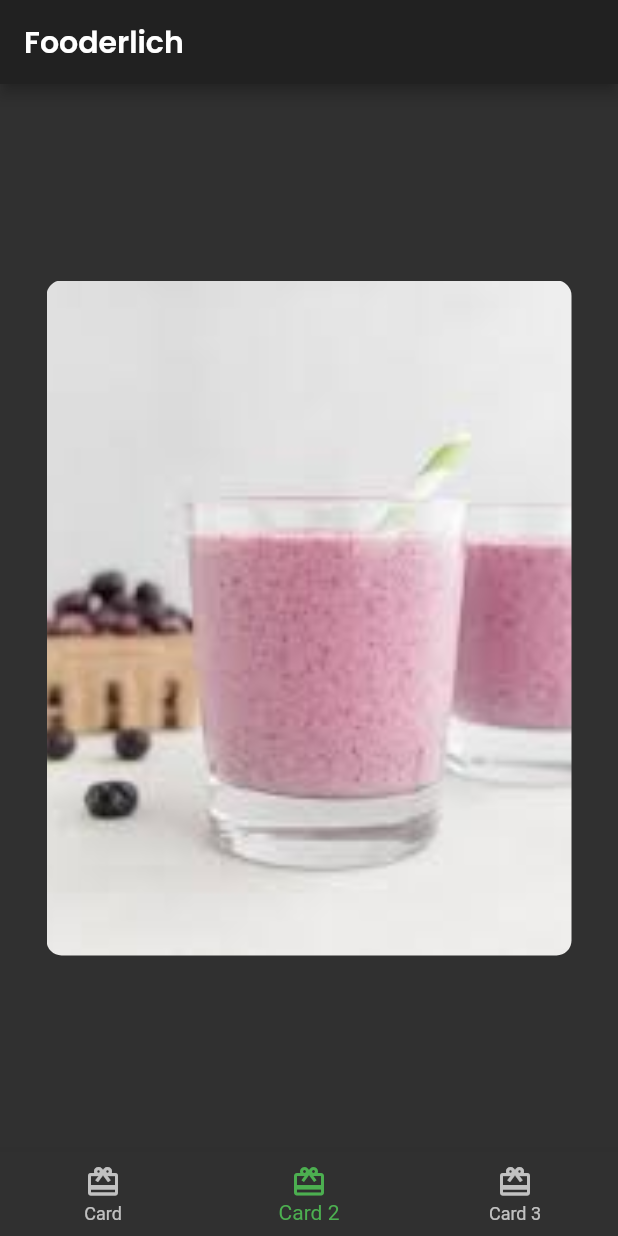
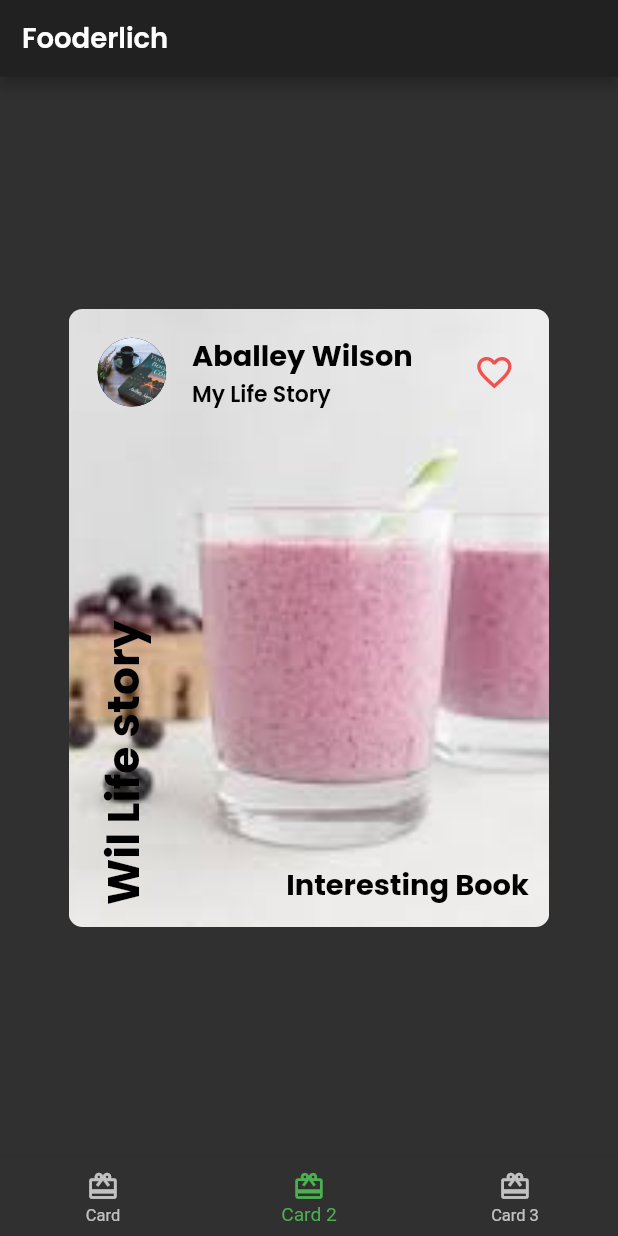
Before and after one commit to Wil-Wena/fooderlich, a Flutter app: the screen it shows after launch, item 2 of the bottom bar chosen, on a phone screen of 412 x 824 dp. Run offline on Flutter 3.47's test engine with Material 2 defaults, Android fonts, the phone set to English and light mode, and no system bars; our stand-ins replace google_fonts, responsive_framework.

Commit message:
Adding a dependency to make it responsive

```diff
--- a/lib/cards/Card2.dart
+++ b/lib/cards/Card2.dart
@@ -1,6 +1,6 @@
 import 'package:flutter/cupertino.dart';
-import 'package:flutter/src/foundation/key.dart';
-import 'package:flutter/src/widgets/framework.dart';
+import 'package:fooderlich/comp/authorcard.dart';
+import 'package:fooderlich/fooderlih_theme.dart';
 
 class card2 extends StatelessWidget {
   const card2({Key? key}) : super(key: key);
@@ -9,11 +9,45 @@ class card2 extends StatelessWidget {
   Widget build(BuildContext context) {
     return Center(
       child: Container(
-        constraints: BoxConstraints.expand(width: 350, height: 450),
+        constraints: const BoxConstraints.expand(width: 350, height: 450),
         decoration: BoxDecoration(
-            image: DecorationImage(
-                image: AssetImage('assests/smoothie.jpg'), fit: BoxFit.cover),
+            image: const DecorationImage(
+                image: const AssetImage('assests/smoothie.jpg'),
+                fit: BoxFit.cover),
             borderRadius: BorderRadius.circular(10)),
+        child: Column(
+          children: [
+            AuthorCard(
+              authorName: 'Aballey Wilson',
+              title: 'My Life Story',
+              imageProvider: AssetImage('assests/bk.jpg'),
+            ),
+            Expanded(
+                child: Stack(
+              children: [
+                Positioned(
+                    bottom: 15,
+                    right: 0,
+                    child: Padding(
+                      padding: const EdgeInsets.only(right: 15),
+                      child: Text(
+                        "Interesting Book",
+                        style: FooderlichTheme.lightTextTheme.headline2,
+                      ),
+                    )),
+                Positioned(
+                    bottom: 16,
+                    left: 16,
+                    child: RotatedBox(
+                        quarterTurns: 3,
+                        child: Text(
+                          'Wil Life story',
+                          style: FooderlichTheme.lightTextTheme.headline1,
+                        )))
+              ],
+            ))
+          ],
+        ),
       ),
     );
   }
--- /dev/null
+++ b/lib/comp/authorcard.dart
@@ -0,0 +1,62 @@
+import 'package:flutter/cupertino.dart';
+import 'package:flutter/material.dart';
+import 'package:flutter/src/foundation/key.dart';
+import 'package:flutter/src/widgets/framework.dart';
+import 'package:fooderlich/comp/circle_avatar.dart';
+import 'package:fooderlich/fooderlih_theme.dart';
+
+class AuthorCard extends StatefulWidget {
+  const AuthorCard(
+      {Key? key,
+      required this.authorName,
+      required this.title,
+      this.imageProvider})
+      : super(key: key);
+
+  final String authorName;
+  final String title;
+  final ImageProvider? imageProvider;
+
+  @override
+  State<AuthorCard> createState() => _AuthorCardState();
+}
+
+bool _isFavorited = false;
+
+class _AuthorCardState extends State<AuthorCard> {
+  @override
+  Widget build(BuildContext context) {
+    return Container(
+      padding: const EdgeInsets.all(16),
+      child: Row(
+        mainAxisAlignment: MainAxisAlignment.spaceBetween,
+        children: [
+          CircleImage(
+            imageProvider: widget.imageProvider,
+            imageRadius: 30,
+          ),
+          Column(
+            crossAxisAlignment: CrossAxisAlignment.start,
+            children: [
+              Text(widget.authorName,
+                  style: FooderlichTheme.lightTextTheme.headline2),
+              Text(widget.title,
+                  style: FooderlichTheme.lightTextTheme.headline3)
+            ],
+          ),
+          const SizedBox(width: 8),
+          IconButton(
+            onPressed: () {
+              setState(() {
+                _isFavorited = !_isFavorited;
+              });
+            },
+            icon: Icon(_isFavorited ? Icons.favorite : Icons.favorite_border),
+            iconSize: 30,
+            color: Colors.red[400],
+          )
+        ],
+      ),
+    );
+  }
+}
--- a/lib/circle_avatar.dart
+++ b/lib/comp/circle_avatar.dart
@@ -1,14 +1,15 @@
 import 'package:flutter/material.dart';
 
 class CircleImage extends StatelessWidget {
-  const CircleImage({Key? key, this.imageProvider}) : super(key: key);
-  final double imageRadius = 20;
+  CircleImage({Key? key, this.imageRadius = 20, this.imageProvider})
+      : super(key: key);
+  double imageRadius;
   final ImageProvider? imageProvider;
 
   @override
   Widget build(BuildContext context) {
     return CircleAvatar(
-      backgroundColor: Colors.white,
+      backgroundColor: Colors.transparent,
       radius: imageRadius,
       child: CircleAvatar(
         radius: imageRadius - 5,
--- a/lib/home.dart
+++ b/lib/home.dart
@@ -5,6 +5,7 @@ import 'package:flutter/src/foundation/key.dart';
 import 'package:flutter/src/widgets/framework.dart';
 import 'package:fooderlich/cards/Card1.dart';
 import 'cards/Card2.dart';
+import 'cards/card3.dart';
 
 class MyWidget extends StatefulWidget {
   MyWidget({Key? key}) : super(key: key);
@@ -18,7 +19,7 @@ class _MyWidgetState extends State<MyWidget> {
   static List<Widget> pages = <Widget>[
     Card1(),
     card2(),
-    Container(color: Colors.blue),
+    card3(),
   ];
   void _onItemTapped(int index) {
     setState(() {
--- a/lib/main.dart
+++ b/lib/main.dart
@@ -3,6 +3,8 @@ import 'package:fooderlich/home.dart';
 import 'fooderlih_theme.dart';
 import 'cards/Card1.dart';
 import 'cards/Card2.dart';
+
+import 'package:responsive_framework/responsive_framework.dart';
 
 void main() {
   runApp(const MyApp());
@@ -14,6 +16,23 @@ class MyApp extends StatelessWidget {
   @override
   Widget build(BuildContext context) {
     final theme = FooderlichTheme.dark();
-    return MaterialApp(theme: theme, home: MyWidget());
+    return MaterialApp(
+      theme: theme,
+      home: MyWidget(),
+      builder: (context, child) => ResponsiveWrapper.builder(
+          BouncingScrollWrapper.builder(context, child!),
+          maxWidth: 1200,
+          minWidth: 450,
+          defaultScale: true,
+          breakpoints: [
+            const ResponsiveBreakpoint.resize(450, name: MOBILE),
+            const ResponsiveBreakpoint.autoScale(800, name: TABLET),
+            const ResponsiveBreakpoint.autoScale(1000, name: TABLET),
+            const ResponsiveBreakpoint.resize(1200, name: DESKTOP),
+            const ResponsiveBreakpoint.autoScale(2460, name: "4K"),
+          ],
+          background: Container(color: Colors.grey[900])),
+      debugShowCheckedModeBanner: false,
+    );
   }
 }
--- a/pubspec.yaml
+++ b/pubspec.yaml
@@ -35,6 +35,8 @@ dependencies:
   # Use with the CupertinoIcons class for iOS style icons.
   cupertino_icons: ^1.0.2
   google_fonts: ^3.0.1
+  responsive_framework: ^0.2.0
+  minimal: ^0.0.1
 
 dev_dependencies:
   flutter_test:
```
Also changed, not shown: lib/cards/card3.dart (added, +62 -0 lines), lib/comp/chip.dart (added, +25 -0 lines), assests/34b8ca7595307e9bba87e7b0bbd6c50c_002.jpg (added), assests/bk.jpg (added), assests/orsrc44213.jpg (added), pubspec.lock, 1 other file.
